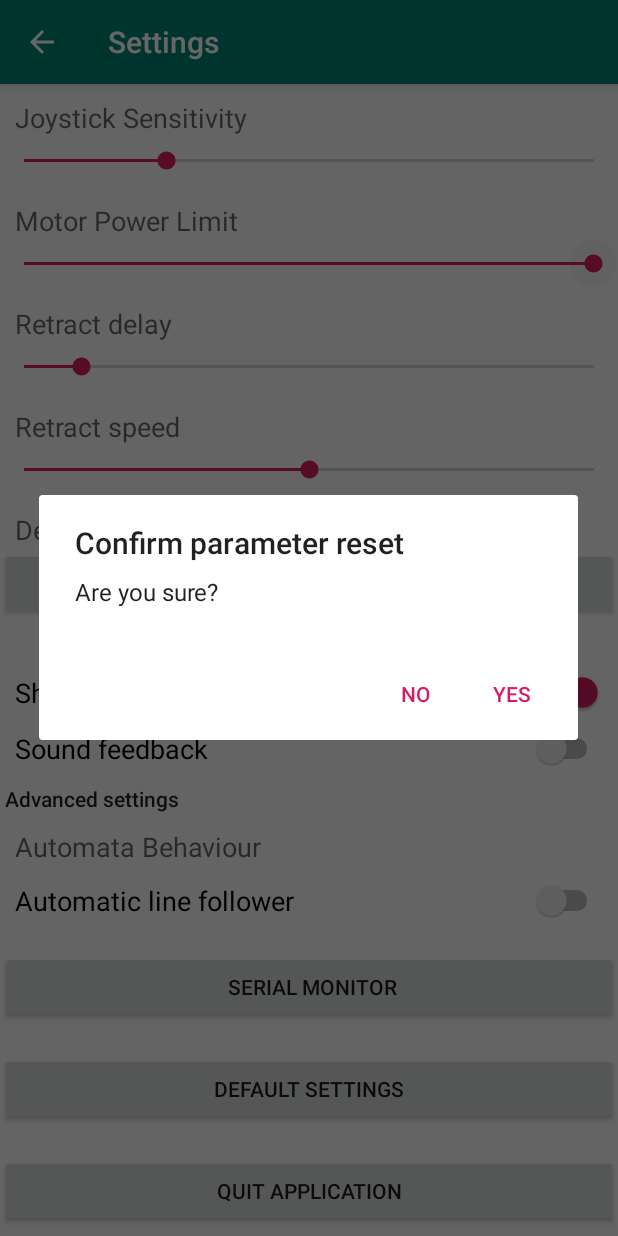
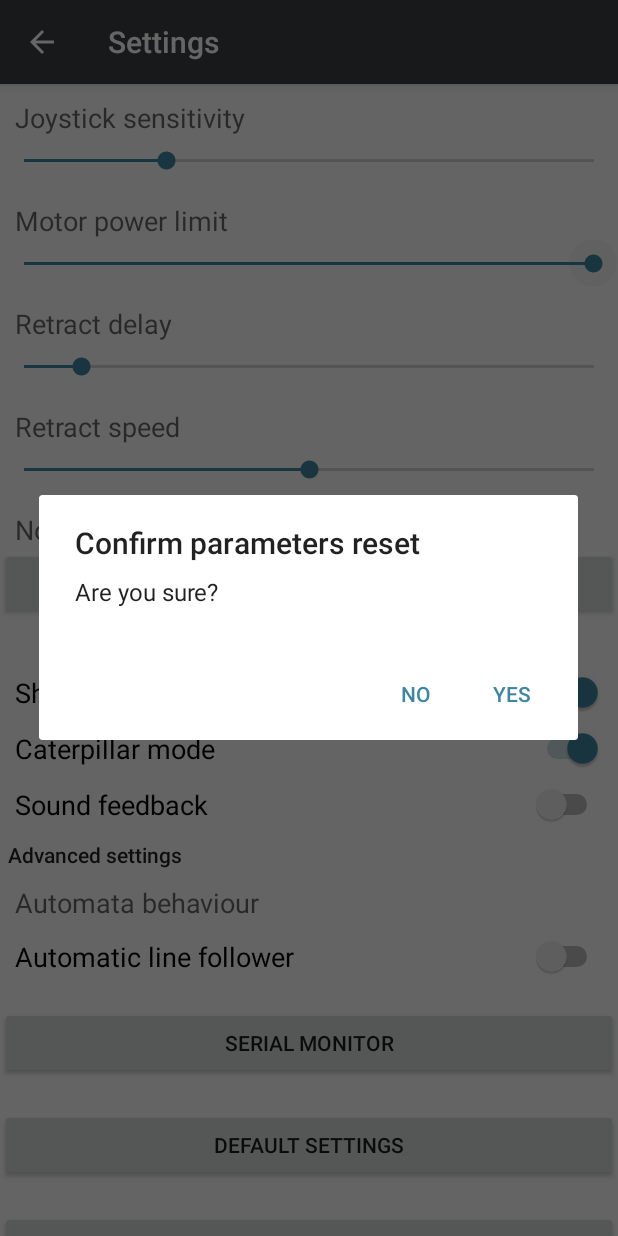
Before and after one commit to VideoMem/Remote-Joystick, an Android app: the SettingsView screen opened directly, with no data from a screen before it, after a tap on "DEFAULT SETTINGS", on a phone screen of 412 x 824 dp. Run offline under Robolectric (Android 15) with nearby library versions, the phone set to English and light mode, and no system bars.

Commit message:
Spanish Translation

```diff
--- a/app/src/main/java/com/example/remotejoystick/AppParameters.java
+++ b/app/src/main/java/com/example/remotejoystick/AppParameters.java
@@ -1,13 +1,7 @@
 package com.example.remotejoystick;
+import android.app.Application;
+import java.util.LinkedList;
 
-import android.app.Application;
-import android.media.AudioTrack;
-import android.util.Log;
-
-import java.util.Deque;
-import java.util.LinkedList;
-import java.util.Timer;
-import java.util.TimerTask;
 
 public class AppParameters extends Application {
 
@@ -24,6 +18,7 @@ public class AppParameters extends Application {
     public volatile boolean btStatus;
     protected int txBuffSize;
     public volatile double voltage;
+    protected boolean caterpillar;
 
     public void clearSend() { while (sendStream.size() > 0) sendStream.remove(); }
     public void setBtStatus(boolean state) { btStatus = state; }
@@ -39,6 +34,7 @@ public class AppParameters extends Application {
         setCoordVisible(true);
         setSound(false);
         setTxBuffSize(32);
+        setCaterpillar(true);
     }
 
     public AppParameters() {
@@ -52,10 +48,10 @@ public class AppParameters extends Application {
     public int getPower() { return power; }
     public double getSensitivity() { return sensitivity; }
     public void setPower(int p) { power = p; }
-    public void setSensitivity(double v) { sensitivity = v; }
+    public void setSensitivity(double v) { sensitivity = v > 0? v : 0.1; }
     public void setRetractDelay(int del) { retractDelay = del; }
     public int getRetractDelay() { return retractDelay; }
-    public void setRetractSpeed(int spd) { retractSpeed = spd; }
+    public void setRetractSpeed(int spd) { retractSpeed = spd > 0? spd: 1; }
     public int getRetractSpeed() { return retractSpeed; }
     public boolean showCoordinates() { return coordVisible; }
     public void setCoordVisible(boolean v) { coordVisible = v; }
@@ -65,5 +61,7 @@ public class AppParameters extends Application {
     public String getAddress() { return address; }
     public void setName(String n) { name = n; }
     public String getName() { return name; }
+    public void setCaterpillar(boolean c) { caterpillar = c; }
+    public boolean getCaterpillar() { return caterpillar; }
 
 }
--- a/app/src/main/java/com/example/remotejoystick/SettingsView.java
+++ b/app/src/main/java/com/example/remotejoystick/SettingsView.java
@@ -1,10 +1,8 @@
 package com.example.remotejoystick;
 
-import android.appwidget.AppWidgetManager;
 import android.content.DialogInterface;
 import android.content.Intent;
 import android.os.Bundle;
-import android.util.Log;
 import android.view.View;
 import android.widget.Button;
 import android.widget.CompoundButton;
@@ -31,6 +29,7 @@ public class SettingsView extends AppCompatActivity
     protected AppParameters param;
     protected Switch showCoords;
     protected Switch soundEnable;
+    protected Switch caterpillarEnabled;
 
     @Override
     public void onStopTrackingTouch(SeekBar seekBar) {
@@ -67,6 +66,9 @@ public class SettingsView extends AppCompatActivity
             case R.id.soundFeed:
                 param.setSound(isChecked);
                 break;
+            case R.id.caterpillarMode:
+                param.setCaterpillar(isChecked);
+                break;
         }
     }
 
@@ -94,12 +96,17 @@ public class SettingsView extends AppCompatActivity
         showCoords.setOnCheckedChangeListener(this);
         soundEnable = findViewById(R.id.soundFeed);
         soundEnable.setOnCheckedChangeListener(this);
+        caterpillarEnabled = findViewById(R.id.caterpillarMode);
+        caterpillarEnabled.setOnCheckedChangeListener(this);
+
         read();
         TextView Device = findViewById(R.id.DevConfig);
         if(param.name != null)
-            Device.setText(String.format("Device %s\n%s", param.name, param.address));
+            Device.setText(String.format(
+                    this.getString(R.string.SET_device_fmt),
+                    param.name, param.address));
         else
-            Device.setText("Device not selected");
+            Device.setText(this.getString(R.string.SET_no_device));
     }
 
     protected void read() {
@@ -110,15 +117,17 @@ public class SettingsView extends AppCompatActivity
         retractSpeed.setProgress(param.getRetractSpeed());
         showCoords.setChecked(param.showCoordinates());
         soundEnable.setChecked(param.getSound());
+        caterpillarEnabled.setChecked(param.getCaterpillar());
     }
 
     public void resetDialog() {
         AlertDialog.Builder builder = new AlertDialog.Builder(this);
 
-        builder.setTitle("Confirm parameter reset");
-        builder.setMessage("Are you sure?");
+        builder.setTitle(this.getString(R.string.SET_param_reset_conf));
+        builder.setMessage(this.getString(R.string.SET_param_question));
 
-        builder.setPositiveButton("YES", new DialogInterface.OnClickListener() {
+        builder.setPositiveButton(this.getText(R.string.SET_yes),
+                new DialogInterface.OnClickListener() {
 
             public void onClick(DialogInterface dialog, int which) {
                 param.defaults();
@@ -127,11 +136,11 @@ public class SettingsView extends AppCompatActivity
             }
         });
 
-        builder.setNegativeButton("NO", new DialogInterface.OnClickListener() {
+        builder.setNegativeButton(this.getText(R.string.SET_no),
+                new DialogInterface.OnClickListener() {
 
             @Override
             public void onClick(DialogInterface dialog, int which) {
-                // Do nothing
                 dialog.dismiss();
             }
         });
@@ -143,23 +152,22 @@ public class SettingsView extends AppCompatActivity
     public void exitDialog() {
         AlertDialog.Builder builder = new AlertDialog.Builder(this);
 
-        builder.setTitle("Confirm application exit");
-        builder.setMessage("Are you sure?");
+        builder.setTitle(this.getString(R.string.SET_exit_conf));
+        builder.setMessage(this.getString(R.string.SET_exit_question));
 
-        builder.setPositiveButton("YES", new DialogInterface.OnClickListener() {
+        builder.setPositiveButton(
+                this.getString(R.string.SET_yes), new DialogInterface.OnClickListener() {
 
             public void onClick(DialogInterface dialog, int which) {
-                //finishAffinity();
                 System.exit(0);
                 dialog.dismiss();
             }
         });
 
-        builder.setNegativeButton("NO", new DialogInterface.OnClickListener() {
+        builder.setNegativeButton(R.string.SET_no, new DialogInterface.OnClickListener() {
 
             @Override
             public void onClick(DialogInterface dialog, int which) {
-                // Do nothing
                 dialog.dismiss();
             }
         });
--- a/app/src/main/res/layout/settings_activity.xml
+++ b/app/src/main/res/layout/settings_activity.xml
@@ -10,7 +10,7 @@
 
         <LinearLayout
             android:layout_width="match_parent"
-            android:layout_height="match_parent"
+            android:layout_height="wrap_content"
             android:orientation="vertical"
             android:scrollbarAlwaysDrawHorizontalTrack="false"
             android:scrollbarAlwaysDrawVerticalTrack="false"
@@ -23,7 +23,8 @@
                 android:layout_height="wrap_content"
                 android:layout_marginLeft="10dp"
                 android:layout_marginTop="10dp"
-                android:text="Joystick Sensitivity"
+                android:layout_marginRight="10dp"
+                android:text="@string/SET_joystick_sensitivity"
                 android:textAppearance="@style/TextAppearance.AppCompat.Medium" />
 
             <SeekBar
@@ -40,14 +41,14 @@
                 android:layout_height="wrap_content"
                 android:layout_marginLeft="10dp"
                 android:layout_marginTop="10dp"
-                android:text="Motor Power Limit"
+                android:layout_marginRight="10dp"
+                android:text="@string/SET_motor_limit"
                 android:textAppearance="@style/TextAppearance.AppCompat.Medium" />
 
             <SeekBar
                 android:id="@+id/power"
                 android:layout_width="match_parent"
                 android:layout_height="34dp"
-                android:clickable="true"
                 android:focusable="auto"
                 android:focusableInTouchMode="true"
                 android:indeterminate="false"
@@ -60,7 +61,8 @@
                 android:layout_height="wrap_content"
                 android:layout_marginLeft="10dp"
                 android:layout_marginTop="10dp"
-                android:text="Retract delay"
+                android:layout_marginRight="10dp"
+                android:text="@string/SET_retract_delay"
                 android:textAppearance="@style/TextAppearance.AppCompat.Medium" />
 
             <SeekBar
@@ -77,7 +79,8 @@
                 android:layout_height="wrap_content"
                 android:layout_marginLeft="10dp"
                 android:layout_marginTop="10dp"
-                android:text="Retract speed"
+                android:layout_marginRight="10dp"
+                android:text="@string/SET_retract_speed"
                 android:textAppearance="@style/TextAppearance.AppCompat.Medium" />
 
             <SeekBar
@@ -94,20 +97,22 @@
                 android:layout_height="wrap_content"
                 android:layout_marginLeft="10dp"
                 android:layout_marginTop="10dp"
-                android:text="Device"
+                android:layout_marginRight="10dp"
+                android:text="@string/SET_device"
                 android:textAppearance="@style/TextAppearance.AppCompat.Medium" />
 
             <Button
                 android:id="@+id/button"
                 android:layout_width="match_parent"
                 android:layout_height="wrap_content"
-                android:text="Select Device" />
+                android:text="@string/SET_select_device" />
 
             <TextView
                 android:id="@+id/textView5"
                 android:layout_width="match_parent"
                 android:layout_height="wrap_content"
                 android:layout_marginLeft="10dp"
+                android:layout_marginRight="10dp"
                 android:textAppearance="@style/TextAppearance.AppCompat.Medium"
                 android:verticalScrollbarPosition="defaultPosition" />
 
@@ -118,7 +123,17 @@
                 android:layout_marginLeft="10dp"
                 android:layout_marginTop="10dp"
                 android:layout_marginRight="10dp"
-                android:text="Show Coordinates"
+                android:text="@string/SET_Show_coord"
+                android:textAppearance="@style/TextAppearance.AppCompat.Medium" />
+
+            <Switch
+                android:id="@+id/caterpillarMode"
+                android:layout_width="match_parent"
+                android:layout_height="wrap_content"
+                android:layout_marginLeft="10dp"
+                android:layout_marginTop="10dp"
+                android:layout_marginRight="10dp"
+                android:text="@string/SET_caterpillar"
                 android:textAppearance="@style/TextAppearance.AppCompat.Medium" />
 
             <Switch
@@ -128,16 +143,17 @@
                 android:layout_marginLeft="10dp"
                 android:layout_marginTop="10dp"
                 android:layout_marginRight="10dp"
-                android:text="Sound feedback"
+                android:text="@string/SET_sound"
                 android:textAppearance="@style/TextAppearance.AppCompat.Medium" />
 
             <TextView
                 android:id="@+id/textView7"
                 android:layout_width="match_parent"
                 android:layout_height="wrap_content"
-                android:layout_marginLeft="5px"
+                android:layout_marginLeft="5dp"
                 android:layout_marginTop="10dp"
-                android:text="Advanced settings"
+                android:layout_marginRight="5dp"
+                android:text="@string/SET_Advanced_settings"
                 android:textAppearance="@style/TextAppearance.AppCompat.Body2" />
 
             <TextView
@@ -146,7 +162,8 @@
                 android:layout_height="wrap_content"
                 android:layout_marginLeft="10dp"
                 android:layout_marginTop="10dp"
-                android:text="Automata Behaviour"
+                android:layout_marginRight="10dp"
+                android:text="@string/SET_Automata_Behaviour"
                 android:textAppearance="@style/TextAppearance.AppCompat.Medium" />
 
             <Switch
@@ -156,7 +173,7 @@
                 android:layout_marginLeft="10dp"
                 android:layout_marginTop="10dp"
                 android:layout_marginRight="10dp"
-                android:text="Automatic line follower"
+                android:text="@string/SET_Automatic_line_follower"
                 android:textAppearance="@style/TextAppearance.AppCompat.Medium" />
 
             <Button
@@ -164,21 +181,21 @@
                 android:layout_width="match_parent"
                 android:layout_height="wrap_content"
                 android:layout_marginTop="20dp"
-                android:text=" Serial Monitor" />
+                android:text="@string/SET_Serial_Monitor" />
 
             <Button
                 android:id="@+id/defSettings"
                 android:layout_width="match_parent"
                 android:layout_height="wrap_content"
                 android:layout_marginTop="20dp"
-                android:text="Default Settings" />
+                android:text="@string/SET_Default_Settings" />
 
             <Button
                 android:id="@+id/exitApp"
                 android:layout_width="match_parent"
                 android:layout_height="wrap_content"
                 android:layout_marginTop="20dp"
-                android:text="Quit Application" />
+                android:text="@string/SET_Quit_Application" />
 
             <FrameLayout
                 android:id="@+id/settings"
--- /dev/null
+++ b/app/src/main/res/values/bools.xml
@@ -0,0 +1,4 @@
+<?xml version="1.0" encoding="utf-8"?>
+<resources>
+    <bool name="focusable" />
+</resources>
--- a/app/src/main/res/values/colors.xml
+++ b/app/src/main/res/values/colors.xml
@@ -1,6 +1,6 @@
 <?xml version="1.0" encoding="utf-8"?>
 <resources>
-    <color name="colorPrimary">#008577</color>
-    <color name="colorPrimaryDark">#00574B</color>
-    <color name="colorAccent">#D81B60</color>
+    <color name="colorPrimary">#3C3F41</color>
+    <color name="colorPrimaryDark">#33393B</color>
+    <color name="colorAccent">#3E86A0</color>
 </resources>
--- a/app/src/main/res/values/strings.xml
+++ b/app/src/main/res/values/strings.xml
@@ -4,21 +4,65 @@
     <string name="title_activity_settings">Settings</string>
 
     <!-- Preference Titles -->
-    <string name="messages_header">Messages</string>
-    <string name="sync_header">Sync</string>
+    <string name="messages_header" translatable="false">Messages</string>
+    <string name="sync_header" translatable="false">Sync</string>
 
     <!-- Messages Preferences -->
-    <string name="signature_title">Your signature</string>
-    <string name="reply_title">Default reply action</string>
+    <string name="signature_title" translatable="false">Your signature</string>
+    <string name="reply_title" translatable="false">Default reply action</string>
 
     <!-- Sync Preferences -->
-    <string name="sync_title">Sync email periodically</string>
-    <string name="attachment_title">Download incoming attachments</string>
-    <string name="attachment_summary_on">Automatically download attachments for incoming emails
+    <string name="sync_title" translatable="false">Sync email periodically</string>
+    <string name="attachment_title" translatable="false">Download incoming attachments</string>
+    <string name="attachment_summary_on" translatable="false">Automatically download attachments for incoming emails
     </string>
-    <string name="attachment_summary_off">Only download attachments when manually requested</string>
+    <string name="attachment_summary_off" translatable="false">Only download attachments when manually requested</string>
 
     <!-- App strings -->
-    <string name="soundbuffer_overflow_log">SoundBuffer write overflow</string>
+    <!-- SoundBuffer -->
+    <string name="soundbuffer_overflow_log" translatable="false">SoundBuffer write overflow</string>
+    <string name="soundbuffer_remove_ex_log" translatable="false">SoundBuffer remove exception</string>
+    <string name="soundbuffer_remove_ex_log_fmt" translatable="false">end: %d, i: %d, b: %b</string>
+
+    <!-- JoystickWidgets -->
+    <string name="JW_connected">%s connected (txq: %d)</string>
+    <string name="JW_BatteryVoltage">BAT: %02.02fV</string>
+    <string name="JW_no_device">No device connected</string>
+
+    <!-- Settings -->
+    <string name="SET_no_device">No device selected</string>
+    <string name="SET_param_reset_conf">Confirm parameters reset</string>
+    <string name="SET_param_question">Are you sure?</string>
+    <string name="SET_yes">YES</string>
+    <string name="SET_no">NO</string>
+    <string name="SET_exit_conf">Confirm application exit</string>
+    <string name="SET_exit_question">Are you sure?</string>
+
+    <string name="SET_joystick_sensitivity">Joystick sensitivity</string>
+    <string name="SET_motor_limit">Motor power limit</string>
+    <string name="SET_retract_delay">Retract delay</string>
+    <string name="SET_retract_speed">Retract speed</string>
+    <string name="SET_device">Device</string>
+    <string name="SET_select_device">Select Device</string>
+    <string name="SET_Show_coord">Show coordinates</string>
+    <string name="SET_sound">Sound feedback</string>
+    <string name="SET_Advanced_settings">Advanced settings</string>
+    <string name="SET_Automata_Behaviour">Automata behaviour</string>
+    <string name="SET_Automatic_line_follower">Automatic line follower</string>
+    <string name="SET_Serial_Monitor">Serial Monitor</string>
+    <string name="SET_Default_Settings">Default Settings</string>
+    <string name="SET_Quit_Application">Quit Application</string>
+    <string name="SET_caterpillar">Caterpillar mode</string>
+
+    <!--BtDeviceList -->
+    <string name="BT_no_bt_device">Bluetooth device not available</string>
+    <string name="BT_no_paired">No paired Bluetooth devices found</string>
+    <string name="BT_not_available">No Bluetooth adapter on this device</string>
+    <string name="BT_connecting_to">Connecting to %s on address %s</string>
+    <string name="SET_device_fmt">Device %s         %s</string>
+    <string name="JW_forward">F</string>
+    <string name="JW_backward">B</string>
+    <string name="JW_left">L</string>
+    <string name="JW_right">R</string>
 
 </resources>
```
Also changed, not shown: app/src/main/java/com/example/remotejoystick/AudioPlayer.java (+6 -3 lines), app/src/main/java/com/example/remotejoystick/JoystickWidgets.java (+19 -24 lines), app/src/main/java/com/example/remotejoystick/ListBTDevices.java (+13 -18 lines), app/src/main/java/com/example/remotejoystick/SoundBuffer.java (+11 -10 lines), app/src/main/java/com/example/remotejoystick/SoundSynth.java (+0 -7 lines), 1 other file.
